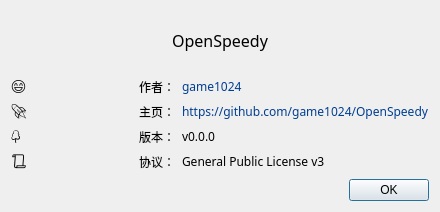
This is aboutdialog.ui in zxlhhyccc/OpenSpeedy as Qt 5 draws it before an edit. The edited form follows.
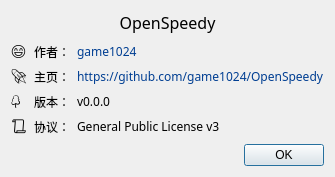
This is the edited form.

```diff
--- a/aboutdialog.ui
+++ b/aboutdialog.ui
@@ -10,11 +10,11 @@
     <x>0</x>
     <y>0</y>
     <width>440</width>
-    <height>212</height>
+    <height>215</height>
    </rect>
   </property>
   <property name="sizePolicy">
-   <sizepolicy hsizetype="Maximum" vsizetype="Preferred">
+   <sizepolicy hsizetype="Maximum" vsizetype="Maximum">
     <horstretch>0</horstretch>
     <verstretch>0</verstretch>
    </sizepolicy>
@@ -44,6 +44,9 @@
    <property name="spacing">
     <number>7</number>
    </property>
+   <property name="sizeConstraint">
+    <enum>QLayout::SetFixedSize</enum>
+   </property>
    <item>
     <widget class="QLabel" name="appTitle">
      <property name="font">
@@ -62,6 +65,9 @@
    </item>
    <item>
     <layout class="QGridLayout" name="gridLayout">
+     <property name="sizeConstraint">
+      <enum>QLayout::SetMaximumSize</enum>
+     </property>
      <property name="verticalSpacing">
       <number>4</number>
      </property>
```
